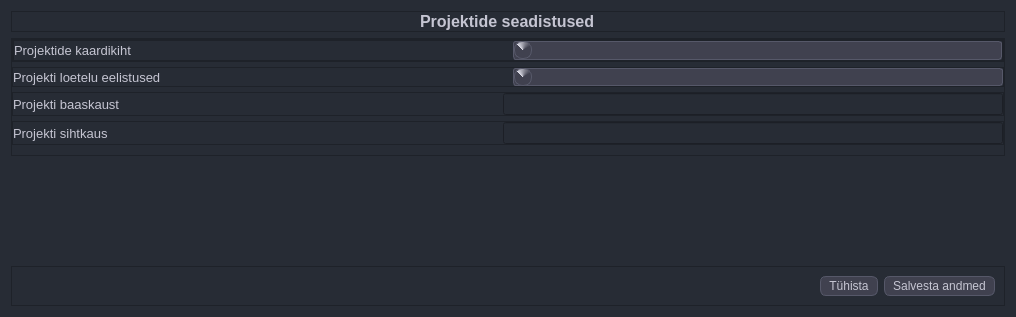
The window that mailabl-qgis/config/confWidgets/ProjectSetup.ui (TuloliKalver/mailabl-qgis) describes before a commit, drawn with Qt 5.
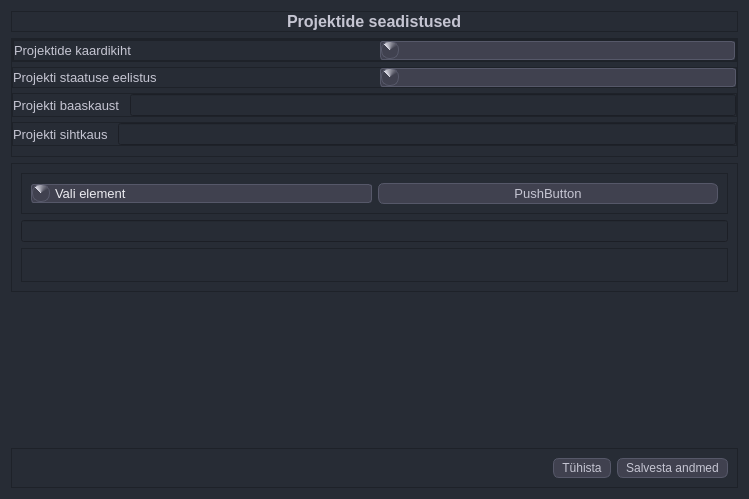
The same window after the commit. Icons and pictures are not drawn.

Commit message: Folder_path_setup published with a bug on save

The edit to the form file:
```diff
--- a/mailabl-qgis/config/confWidgets/ProjectSetup.ui
+++ b/mailabl-qgis/config/confWidgets/ProjectSetup.ui
@@ -6,8 +6,8 @@
    <rect>
     <x>0</x>
     <y>0</y>
-    <width>1016</width>
-    <height>317</height>
+    <width>749</width>
+    <height>499</height>
    </rect>
   </property>
   <property name="sizePolicy">
@@ -153,6 +153,12 @@
    </item>
    <item>
     <widget class="QFrame" name="f_Main">
+     <property name="maximumSize">
+      <size>
+       <width>730</width>
+       <height>130</height>
+      </size>
+     </property>
      <property name="frameShape">
       <enum>QFrame::StyledPanel</enum>
      </property>
@@ -223,7 +229,7 @@
             <property name="bottomMargin">
              <number>0</number>
             </property>
-            <item>
+            <item alignment="Qt::AlignLeft">
              <widget class="QLabel" name="lblCurrect_Cadastral_2">
               <property name="font">
                <font>
@@ -238,6 +244,12 @@
             </item>
             <item>
              <widget class="QComboBox" name="cmbProjects_Layer">
+              <property name="minimumSize">
+               <size>
+                <width>0</width>
+                <height>0</height>
+               </size>
+              </property>
               <property name="baseSize">
                <size>
                 <width>0</width>
@@ -310,7 +322,7 @@
          <property name="bottomMargin">
           <number>0</number>
          </property>
-         <item>
+         <item alignment="Qt::AlignLeft">
           <widget class="QLabel" name="lblCurrect_Cadastral">
            <property name="font">
             <font>
@@ -319,12 +331,24 @@
             </font>
            </property>
            <property name="text">
-            <string>Projekti loetelu eelistused</string>
+            <string>Projekti staatuse eelistus</string>
            </property>
           </widget>
          </item>
          <item>
-          <widget class="QComboBox" name="cmbPreferred_Project_status"/>
+          <widget class="QComboBox" name="cmbPreferred_Project_status">
+           <property name="minimumSize">
+            <size>
+             <width>0</width>
+             <height>0</height>
+            </size>
+           </property>
+           <property name="font">
+            <font>
+             <pointsize>10</pointsize>
+            </font>
+           </property>
+          </widget>
          </item>
         </layout>
        </widget>
@@ -353,7 +377,7 @@
          <property name="bottomMargin">
           <number>0</number>
          </property>
-         <item>
+         <item alignment="Qt::AlignLeft">
           <widget class="QLabel" name="lblProjectsFolder">
            <property name="font">
             <font>
@@ -367,19 +391,6 @@
            </property>
           </widget>
          </item>
-         <item>
-          <spacer name="horizontalSpacer_22">
-           <property name="orientation">
-            <enum>Qt::Horizontal</enum>
-           </property>
-           <property name="sizeHint" stdset="0">
-            <size>
-             <width>370</width>
-             <height>20</height>
-            </size>
-           </property>
-          </spacer>
-         </item>
          <item>
           <widget class="QLineEdit" name="leProjectsFolder_location">
            <property name="minimumSize">
@@ -417,7 +428,7 @@
          <property name="bottomMargin">
           <number>0</number>
          </property>
-         <item>
+         <item alignment="Qt::AlignLeft">
           <widget class="QLabel" name="lblProjectsTargetFolder">
            <property name="font">
             <font>
@@ -431,19 +442,6 @@
            </property>
           </widget>
          </item>
-         <item>
-          <spacer name="horizontalSpacer_34">
-           <property name="orientation">
-            <enum>Qt::Horizontal</enum>
-           </property>
-           <property name="sizeHint" stdset="0">
-            <size>
-             <width>370</width>
-             <height>20</height>
-            </size>
-           </property>
-          </spacer>
-         </item>
          <item>
           <widget class="QLineEdit" name="leProjectsTargetFolder_location">
            <property name="minimumSize">
@@ -460,6 +458,101 @@
      </layout>
     </widget>
    </item>
+   <item>
+    <widget class="QFrame" name="frame">
+     <property name="frameShape">
+      <enum>QFrame::StyledPanel</enum>
+     </property>
+     <property name="frameShadow">
+      <enum>QFrame::Raised</enum>
+     </property>
+     <layout class="QVBoxLayout" name="verticalLayout_5">
+      <item>
+       <widget class="QFrame" name="frame_2">
+        <property name="frameShape">
+         <enum>QFrame::StyledPanel</enum>
+        </property>
+        <property name="frameShadow">
+         <enum>QFrame::Raised</enum>
+        </property>
+        <layout class="QHBoxLayout" name="horizontalLayout_5">
+         <item>
+          <widget class="QComboBox" name="cmbNameElements">
+           <property name="font">
+            <font>
+             <pointsize>10</pointsize>
+            </font>
+           </property>
+           <property name="currentIndex">
+            <number>-1</number>
+           </property>
+           <property name="placeholderText">
+            <string>Vali element</string>
+           </property>
+           <item>
+            <property name="text">
+             <string>Projekti number</string>
+            </property>
+           </item>
+           <item>
+            <property name="text">
+             <string>Sümbol</string>
+            </property>
+           </item>
+           <item>
+            <property name="text">
+             <string>Projekti nimetus</string>
+            </property>
+           </item>
+          </widget>
+         </item>
+         <item>
+          <widget class="QPushButton" name="Confir_selecteded_element">
+           <property name="font">
+            <font>
+             <pointsize>10</pointsize>
+            </font>
+           </property>
+           <property name="text">
+            <string>PushButton</string>
+           </property>
+          </widget>
+         </item>
+        </layout>
+       </widget>
+      </item>
+      <item>
+       <widget class="QLineEdit" name="leSymbolCharacter">
+        <property name="text">
+         <string/>
+        </property>
+        <property name="maxLength">
+         <number>5</number>
+        </property>
+       </widget>
+      </item>
+      <item>
+       <widget class="QFrame" name="frame_3">
+        <property name="frameShape">
+         <enum>QFrame::StyledPanel</enum>
+        </property>
+        <property name="frameShadow">
+         <enum>QFrame::Raised</enum>
+        </property>
+        <layout class="QVBoxLayout" name="verticalLayout_6">
+         <item>
+          <widget class="QLabel" name="lblPreferedFolderNamStructure">
+           <property name="text">
+            <string/>
+           </property>
+          </widget>
+         </item>
+        </layout>
+       </widget>
+      </item>
+     </layout>
+    </widget>
+   </item>
    <item>
     <spacer name="verticalSpacer">
      <property name="orientation">
```
The commit also changes 4 other files.
